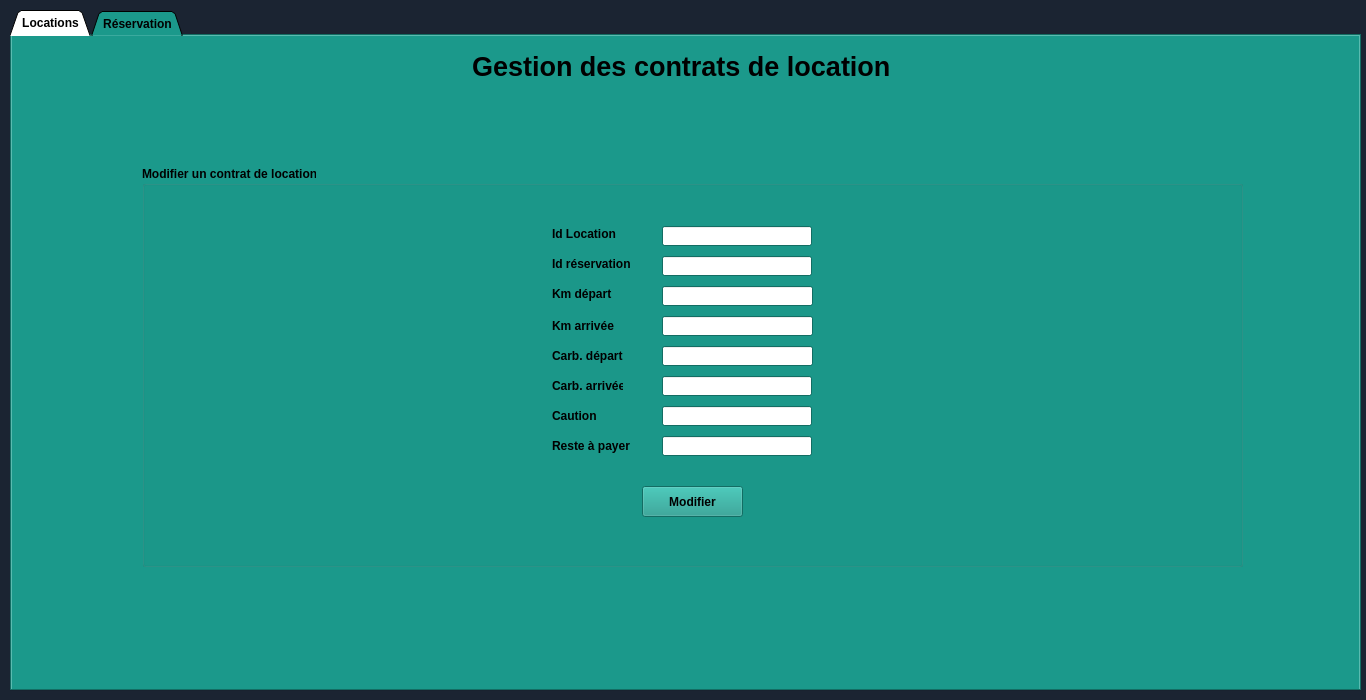
This is Molka/dialog.ui in HasseneING/Perfaction as Qt 5 draws it before an edit. The edited form follows.
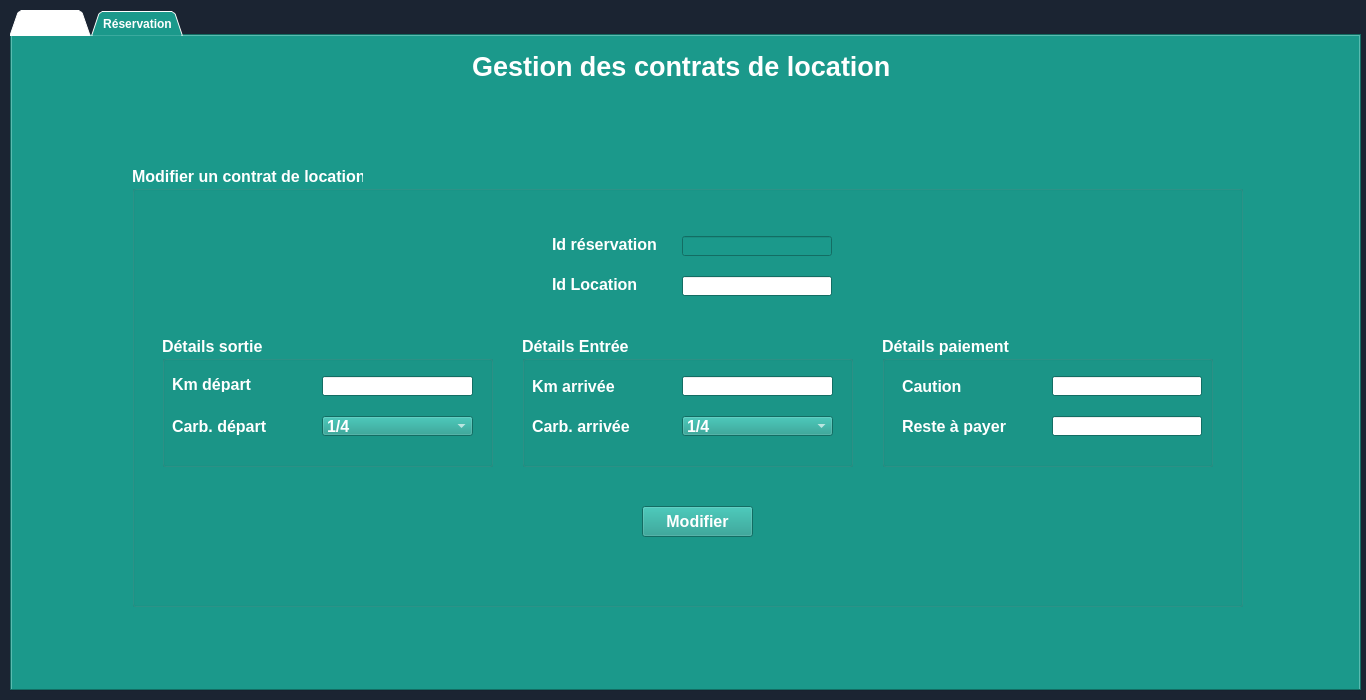
This is the edited form. The open tabs and pages were chosen to show the change. Icons and pictures are not drawn.

Patch:
```diff
--- a/Molka/dialog.ui
+++ b/Molka/dialog.ui
@@ -470,9 +470,9 @@
       <colorrole role="WindowText">
        <brush brushstyle="SolidPattern">
         <color alpha="255">
-         <red>0</red>
-         <green>0</green>
-         <blue>0</blue>
+         <red>255</red>
+         <green>255</green>
+         <blue>255</blue>
         </color>
        </brush>
       </colorrole>
@@ -542,9 +542,9 @@
       <colorrole role="ButtonText">
        <brush brushstyle="SolidPattern">
         <color alpha="255">
-         <red>0</red>
-         <green>0</green>
-         <blue>0</blue>
+         <red>255</red>
+         <green>255</green>
+         <blue>255</blue>
         </color>
        </brush>
       </colorrole>
@@ -616,9 +616,9 @@
       <colorrole role="WindowText">
        <brush brushstyle="SolidPattern">
         <color alpha="255">
-         <red>0</red>
-         <green>0</green>
-         <blue>0</blue>
+         <red>255</red>
+         <green>255</green>
+         <blue>255</blue>
         </color>
        </brush>
       </colorrole>
@@ -688,9 +688,9 @@
       <colorrole role="ButtonText">
        <brush brushstyle="SolidPattern">
         <color alpha="255">
-         <red>0</red>
-         <green>0</green>
-         <blue>0</blue>
+         <red>255</red>
+         <green>255</green>
+         <blue>255</blue>
         </color>
        </brush>
       </colorrole>
@@ -968,6 +968,43 @@
        <height>41</height>
       </rect>
      </property>
+     <property name="palette">
+      <palette>
+       <active>
+        <colorrole role="WindowText">
+         <brush brushstyle="SolidPattern">
+          <color alpha="255">
+           <red>255</red>
+           <green>255</green>
+           <blue>255</blue>
+          </color>
+         </brush>
+        </colorrole>
+       </active>
+       <inactive>
+        <colorrole role="WindowText">
+         <brush brushstyle="SolidPattern">
+          <color alpha="255">
+           <red>255</red>
+           <green>255</green>
+           <blue>255</blue>
+          </color>
+         </brush>
+        </colorrole>
+       </inactive>
+       <disabled>
+        <colorrole role="WindowText">
+         <brush brushstyle="SolidPattern">
+          <color alpha="255">
+           <red>13</red>
+           <green>76</green>
+           <blue>69</blue>
+          </color>
+         </brush>
+        </colorrole>
+       </disabled>
+      </palette>
+     </property>
      <property name="font">
       <font>
        <family>MS Shell Dlg 2</family>
@@ -1878,44 +1915,39 @@
       <widget class="QGroupBox" name="groupBox_2">
        <property name="geometry">
         <rect>
-         <x>130</x>
+         <x>120</x>
          <y>50</y>
-         <width>1101</width>
-         <height>401</height>
+         <width>1111</width>
+         <height>441</height>
         </rect>
        </property>
+       <property name="font">
+        <font>
+         <pointsize>12</pointsize>
+        </font>
+       </property>
        <property name="title">
         <string>Modifier un contrat de location</string>
        </property>
        <widget class="QLineEdit" name="loc_idres">
+        <property name="enabled">
+         <bool>false</bool>
+        </property>
         <property name="geometry">
          <rect>
-          <x>520</x>
-          <y>90</y>
+          <x>550</x>
+          <y>70</y>
           <width>150</width>
           <height>20</height>
          </rect>
         </property>
        </widget>
-       <widget class="QLabel" name="label_29">
-        <property name="geometry">
-         <rect>
-          <x>410</x>
-          <y>150</y>
-          <width>71</width>
-          <height>20</height>
-         </rect>
-        </property>
-        <property name="text">
-         <string>Km arrivée</string>
-        </property>
-       </widget>
        <widget class="QLabel" name="label_27">
         <property name="geometry">
          <rect>
-          <x>410</x>
-          <y>90</y>
-          <width>81</width>
+          <x>420</x>
+          <y>70</y>
+          <width>121</width>
           <height>16</height>
          </rect>
         </property>
@@ -1923,38 +1955,12 @@
          <string>Id réservation</string>
         </property>
        </widget>
-       <widget class="QLabel" name="label_28">
-        <property name="geometry">
-         <rect>
-          <x>410</x>
-          <y>210</y>
-          <width>71</width>
-          <height>20</height>
-         </rect>
-        </property>
-        <property name="text">
-         <string>Carb. arrivée</string>
-        </property>
-       </widget>
-       <widget class="QLabel" name="label_23">
-        <property name="geometry">
-         <rect>
-          <x>410</x>
-          <y>180</y>
-          <width>71</width>
-          <height>20</height>
-         </rect>
-        </property>
-        <property name="text">
-         <string>Carb. départ</string>
-        </property>
-       </widget>
        <widget class="QLabel" name="label_24">
         <property name="geometry">
          <rect>
-          <x>410</x>
-          <y>60</y>
-          <width>71</width>
+          <x>420</x>
+          <y>110</y>
+          <width>121</width>
           <height>16</height>
          </rect>
         </property>
@@ -1962,34 +1968,11 @@
          <string>Id Location</string>
         </property>
        </widget>
-       <widget class="QLineEdit" name="loc_carbA">
-        <property name="geometry">
-         <rect>
-          <x>520</x>
-          <y>210</y>
-          <width>150</width>
-          <height>20</height>
-         </rect>
-        </property>
-       </widget>
-       <widget class="QLabel" name="label_26">
-        <property name="geometry">
-         <rect>
-          <x>410</x>
-          <y>120</y>
-          <width>71</width>
-          <height>16</height>
-         </rect>
-        </property>
-        <property name="text">
-         <string>Km départ</string>
-        </property>
-       </widget>
        <widget class="QLineEdit" name="loc_idloc">
         <property name="geometry">
          <rect>
-          <x>520</x>
-          <y>60</y>
+          <x>550</x>
+          <y>110</y>
           <width>150</width>
           <height>20</height>
          </rect>
@@ -1998,9 +1981,9 @@
        <widget class="QPushButton" name="valider_modif">
         <property name="geometry">
          <rect>
-          <x>500</x>
-          <y>320</y>
-          <width>101</width>
+          <x>510</x>
+          <y>340</y>
+          <width>111</width>
           <height>31</height>
          </rect>
         </property>
@@ -2018,104 +2001,282 @@
          </size>
         </property>
        </widget>
-       <widget class="QLineEdit" name="loc_km_d">
+       <widget class="QGroupBox" name="details_sortie">
         <property name="geometry">
          <rect>
-          <x>520</x>
-          <y>120</y>
-          <width>151</width>
-          <height>20</height>
+          <x>30</x>
+          <y>170</y>
+          <width>331</width>
+          <height>131</height>
          </rect>
         </property>
-       </widget>
-       <widget class="QLineEdit" name="loc_Caution">
-        <property name="geometry">
-         <rect>
-          <x>520</x>
-          <y>240</y>
-          <width>150</width>
-          <height>20</height>
-         </rect>
+        <property name="title">
+         <string>Détails sortie</string>
         </property>
+        <widget class="QComboBox" name="loc_carbD_comboBox_2">
+         <property name="geometry">
+          <rect>
+           <x>160</x>
+           <y>80</y>
+           <width>151</width>
+           <height>20</height>
+          </rect>
+         </property>
+         <item>
+          <property name="text">
+           <string>1/4</string>
+          </property>
+         </item>
+         <item>
+          <property name="text">
+           <string>2/4</string>
+          </property>
+         </item>
+         <item>
+          <property name="text">
+           <string>3/4</string>
+          </property>
+         </item>
+         <item>
+          <property name="text">
+           <string>4/4</string>
+          </property>
+         </item>
+        </widget>
+        <widget class="QLabel" name="label_23">
+         <property name="geometry">
+          <rect>
+           <x>10</x>
+           <y>80</y>
+           <width>150</width>
+           <height>20</height>
+          </rect>
+         </property>
+         <property name="text">
+          <string>Carb. départ</string>
+         </property>
+        </widget>
+        <widget class="QLineEdit" name="loc_km_d">
+         <property name="geometry">
+          <rect>
+           <x>160</x>
+           <y>40</y>
+           <width>151</width>
+           <height>20</height>
+          </rect>
+         </property>
+        </widget>
+        <widget class="QLabel" name="label_26">
+         <property name="geometry">
+          <rect>
+           <x>10</x>
+           <y>40</y>
+           <width>150</width>
+           <height>16</height>
+          </rect>
+         </property>
+         <property name="text">
+          <string>Km départ</string>
+         </property>
+        </widget>
        </widget>
-       <widget class="QLabel" name="label_32">
+       <widget class="QGroupBox" name="details_entree">
         <property name="geometry">
          <rect>
-          <x>410</x>
-          <y>240</y>
-          <width>71</width>
-          <height>20</height>
+          <x>390</x>
+          <y>170</y>
+          <width>331</width>
+          <height>131</height>
          </rect>
         </property>
-        <property name="text">
-         <string>Caution</string>
+        <property name="title">
+         <string>Détails Entrée</string>
         </property>
+        <widget class="QComboBox" name="loc_carbA_comboBox">
+         <property name="geometry">
+          <rect>
+           <x>160</x>
+           <y>80</y>
+           <width>151</width>
+           <height>20</height>
+          </rect>
+         </property>
+         <item>
+          <property name="text">
+           <string>1/4</string>
+          </property>
+         </item>
+         <item>
+          <property name="text">
+           <string>2/4</string>
+          </property>
+         </item>
+         <item>
+          <property name="text">
+           <string>3/4</string>
+          </property>
+         </item>
+         <item>
+          <property name="text">
+           <string>4/4</string>
+          </property>
+         </item>
+        </widget>
+        <widget class="QLineEdit" name="loc_km_a">
+         <property name="geometry">
+          <rect>
+           <x>160</x>
+           <y>40</y>
+           <width>151</width>
+           <height>20</height>
+          </rect>
+         </property>
+        </widget>
+        <widget class="QLabel" name="label_28">
+         <property name="geometry">
+          <rect>
+           <x>10</x>
+           <y>80</y>
+           <width>150</width>
+           <height>20</height>
+          </rect>
+         </property>
+         <property name="text">
+          <string>Carb. arrivée</string>
+         </property>
+        </widget>
+        <widget class="QLabel" name="label_29">
+         <property name="geometry">
+          <rect>
+           <x>10</x>
+           <y>40</y>
+           <width>150</width>
+           <height>20</height>
+          </rect>
+         </property>
+         <property name="text">
+          <string>Km arrivée</string>
+         </property>
+        </widget>
        </widget>
-       <widget class="QLabel" name="label_41">
+       <widget class="QGroupBox" name="details_paiment">
         <property name="geometry">
          <rect>
-          <x>410</x>
-          <y>270</y>
-          <width>81</width>
-          <height>20</height>
+          <x>750</x>
+          <y>170</y>
+          <width>331</width>
+          <height>131</height>
          </rect>
         </property>
-        <property name="text">
-         <string>Reste à payer</string>
+        <property name="title">
+         <string>Détails paiement</string>
         </property>
+        <widget class="QLineEdit" name="loc_rap">
+         <property name="geometry">
+          <rect>
+           <x>170</x>
+           <y>80</y>
+           <width>150</width>
+           <height>20</height>
+          </rect>
+         </property>
+        </widget>
+        <widget class="QLabel" name="label_41">
+         <property name="geometry">
+          <rect>
+           <x>20</x>
+           <y>80</y>
+           <width>150</width>
+           <height>20</height>
+          </rect>
+         </property>
+         <property name="text">
+          <string>Reste à payer</string>
+         </property>
+        </widget>
+        <widget class="QLineEdit" name="loc_Caution">
+         <property name="geometry">
+          <rect>
+           <x>170</x>
+           <y>40</y>
+           <width>150</width>
+           <height>20</height>
+          </rect>
+         </property>
+        </widget>
+        <widget class="QLabel" name="label_32">
+         <property name="geometry">
+          <rect>
+           <x>20</x>
+           <y>40</y>
+           <width>150</width>
+           <height>20</height>
+          </rect>
+         </property>
+         <property name="text">
+          <string>Caution</string>
+         </property>
+        </widget>
        </widget>
-       <widget class="QLineEdit" name="loc_rap">
-        <property name="geometry">
-         <rect>
-          <x>520</x>
-          <y>270</y>
-          <width>150</width>
-          <height>20</height>
-         </rect>
-        </property>
-       </widget>
-       <widget class="QLineEdit" name="loc_km_a">
-        <property name="geometry">
-         <rect>
-          <x>520</x>
-          <y>150</y>
-          <width>151</width>
-          <height>20</height>
-         </rect>
-        </property>
-       </widget>
-       <widget class="QLineEdit" name="loc_carbD">
-        <property name="geometry">
-         <rect>
-          <x>520</x>
-          <y>180</y>
-          <width>151</width>
-          <height>20</height>
-         </rect>
-        </property>
-       </widget>
-       <widget class="QPushButton" name="afficher_loc_2">
-        <property name="geometry">
-         <rect>
-          <x>20</x>
-          <y>20</y>
-          <width>30</width>
-          <height>30</height>
-         </rect>
-        </property>
-        <property name="styleSheet">
-         <string notr="true">#afficher_loc_2{
+      </widget>
+      <widget class="QPushButton" name="afficher_loc_2">
+       <property name="geometry">
+        <rect>
+         <x>30</x>
+         <y>70</y>
+         <width>30</width>
+         <height>30</height>
+        </rect>
+       </property>
+       <property name="styleSheet">
+        <string notr="true">#afficher_loc_2{
 background-color : transparent;
 border-image : url(:/return.png);
 background : none;
 border : none;
 background-repeat : none;
 }</string>
-        </property>
-        <property name="text">
-         <string/>
-        </property>
-       </widget>
+       </property>
+       <property name="text">
+        <string/>
+       </property>
+      </widget>
+     </widget>
+     <widget class="QWidget" name="page_stat">
+      <widget class="QGroupBox" name="Stat">
+       <property name="geometry">
+        <rect>
+         <x>450</x>
+         <y>30</y>
+         <width>500</width>
+         <height>500</height>
+        </rect>
+       </property>
+       <property name="title">
+        <string>Statistiques</string>
+       </property>
+      </widget>
+      <widget class="QPushButton" name="afficher_loc_3">
+       <property name="geometry">
+        <rect>
+         <x>20</x>
+         <y>40</y>
+         <width>30</width>
+         <height>30</height>
+        </rect>
+       </property>
+       <property name="styleSheet">
+        <string notr="true">#afficher_loc_3{
+background-color : transparent;
+border-image : url(:/return.png);
+background : none;
+border : none;
+background-repeat : none;
+}</string>
+       </property>
+       <property name="text">
+        <string/>
+       </property>
       </widget>
      </widget>
     </widget>
```
Left out of the diff: 667 changed lines with no effect on the pictures.
